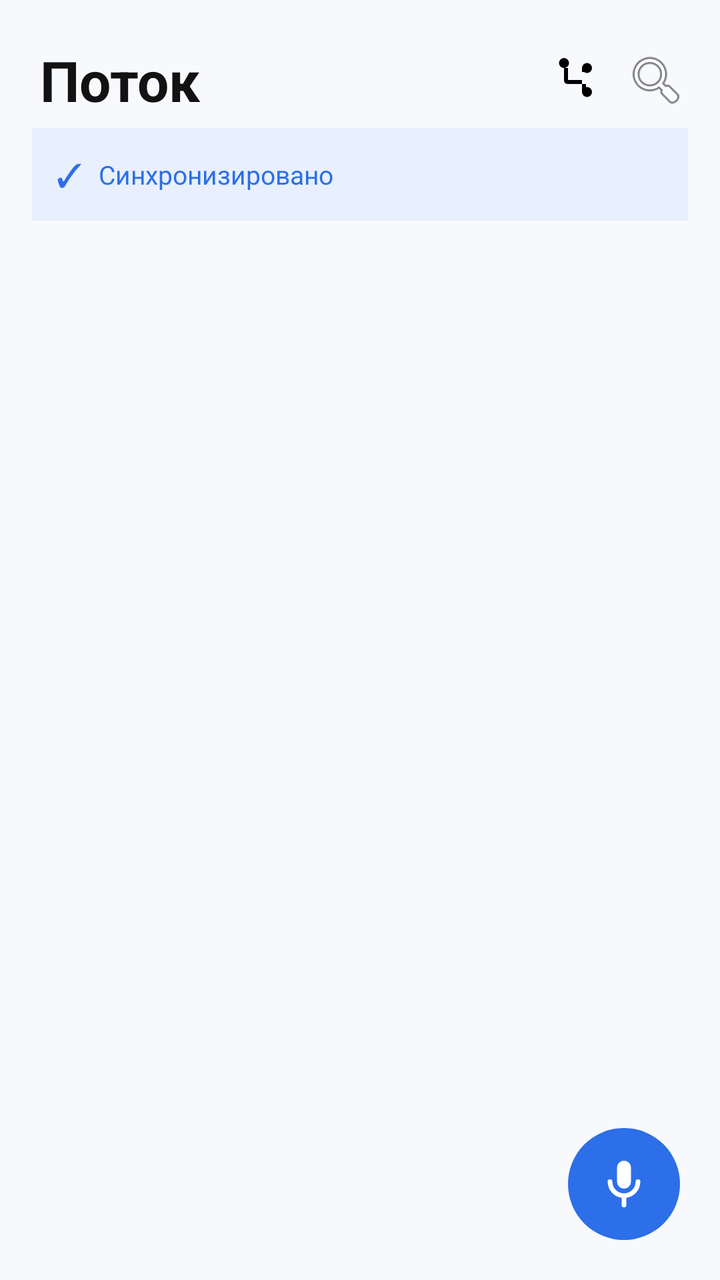
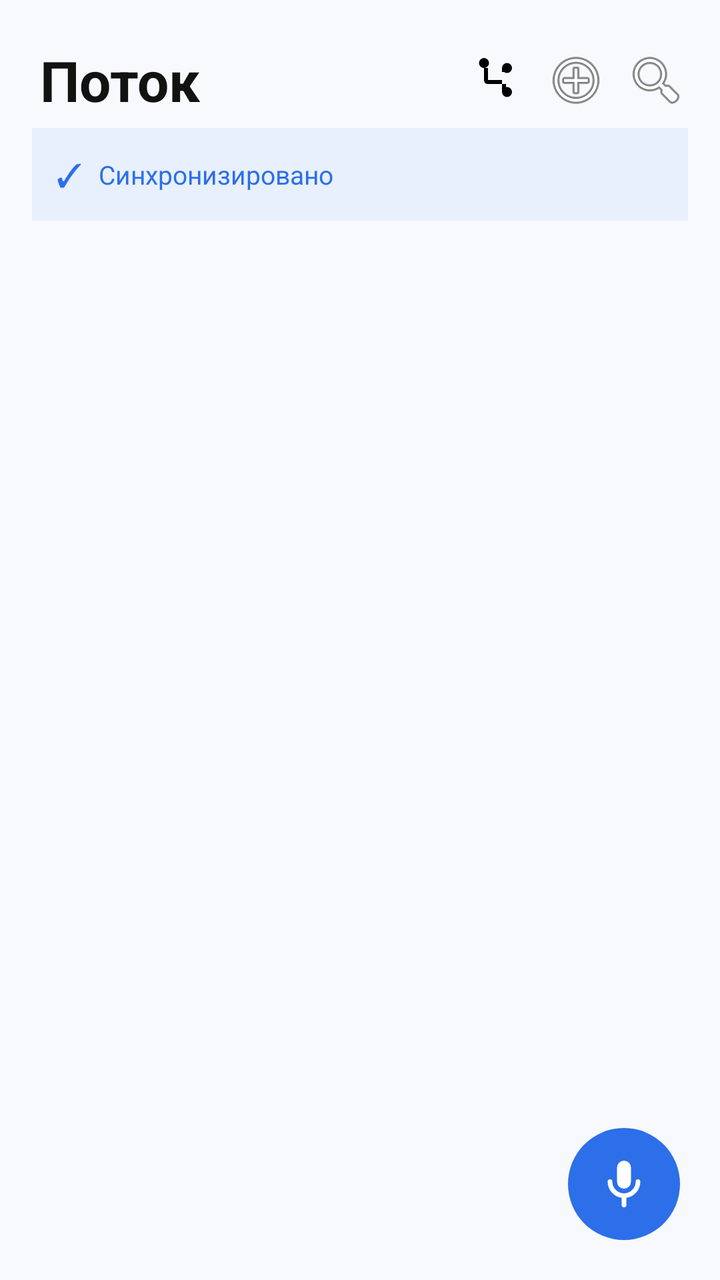

Two renders of the same Android screen: before a commit and after it. Below are the layout's source before the change and the commit's diff.
<!-- AndroidManifest.xml: application theme Theme.VoiceNotes -->
<!-- res/layout/activity_main.xml -->
<?xml version="1.0" encoding="utf-8"?>
<FrameLayout xmlns:android="http://schemas.android.com/apk/res/android"
    android:layout_width="match_parent"
    android:layout_height="match_parent"
    android:background="@color/bg_app">

    <LinearLayout
        android:layout_width="match_parent"
        android:layout_height="match_parent"
        android:orientation="vertical">

        <LinearLayout
            android:layout_width="match_parent"
            android:layout_height="wrap_content"
            android:orientation="horizontal"
            android:paddingLeft="20dp"
            android:paddingRight="12dp"
            android:paddingTop="20dp"
            android:paddingBottom="4dp"
            android:gravity="center_vertical">

            <TextView
                android:layout_width="0dp"
                android:layout_height="wrap_content"
                android:layout_weight="1"
                android:textSize="28sp"
                android:textColor="@color/text_primary"
                android:textStyle="bold"
                android:text="Поток" />

            <ImageButton
                android:id="@+id/devToggle"
                android:layout_width="40dp"
                android:layout_height="40dp"
                android:background="?android:attr/selectableItemBackground"
                android:src="@drawable/ic_dev"
                android:scaleType="centerInside"
                android:contentDescription="Только развитые" />

            <ImageButton
                android:id="@+id/searchBtn"
                android:layout_width="40dp"
                android:layout_height="40dp"
                android:background="?android:attr/selectableItemBackground"
                android:src="@android:drawable/ic_menu_search"
                android:scaleType="centerInside"
                android:contentDescription="Поиск" />
        </LinearLayout>

        <LinearLayout
            android:id="@+id/syncBanner"
            android:layout_width="match_parent"
            android:layout_height="wrap_content"
            android:orientation="horizontal"
            android:background="@color/sync_bg"
            android:padding="12dp"
            android:layout_marginLeft="16dp"
            android:layout_marginRight="16dp"
            android:layout_marginBottom="8dp"
            android:gravity="center_vertical">

            <TextView
                android:id="@+id/syncIcon"
                android:layout_width="wrap_content"
                android:layout_height="wrap_content"
                android:textSize="16sp"
                android:textColor="@color/cal_text"
                android:text="✓" />

            <TextView
                android:id="@+id/syncText"
                android:layout_width="match_parent"
                android:layout_height="wrap_content"
                android:layout_marginLeft="8dp"
                android:textSize="13sp"
                android:textColor="@color/sync_blue"
                android:text="Синхронизировано" />
        </LinearLayout>

        <HorizontalScrollView
            android:layout_width="match_parent"
            android:layout_height="wrap_content"
            android:paddingLeft="16dp"
            android:paddingRight="16dp"
            android:paddingBottom="8dp"
            android:scrollbars="none"
            android:fillViewport="true">

            <LinearLayout
                android:id="@+id/chipsRow"
                android:layout_width="wrap_content"
                android:layout_height="wrap_content"
                android:orientation="horizontal" />
        </HorizontalScrollView>

        <FrameLayout
            android:layout_width="match_parent"
            android:layout_height="0dp"
            android:layout_weight="1">

            <ListView
                android:id="@+id/notes"
                android:layout_width="match_parent"
                android:layout_height="match_parent"
                android:divider="@null"
                android:dividerHeight="0dp"
                android:paddingLeft="16dp"
                android:paddingRight="16dp"
                android:paddingBottom="96dp"
                android:clipToPadding="false"
                android:scrollbars="none" />

            <TextView
                android:id="@+id/empty"
                android:layout_width="match_parent"
                android:layout_height="wrap_content"
                android:layout_gravity="center"
                android:text="🎤 Скажите заметку на часах\nили нажмите микрофон"
                android:textSize="16sp"
                android:textColor="@color/text_secondary"
                android:gravity="center"
                android:padding="32dp"
                android:lineSpacingExtra="4dp"
                android:visibility="gone" />
        </FrameLayout>
    </LinearLayout>

            <ImageButton
                android:id="@+id/recFab"
                android:layout_width="56dp"
                android:layout_height="56dp"
                android:layout_gravity="bottom|end"
                android:layout_margin="20dp"
                android:background="@drawable/bg_fab"
                android:src="@drawable/ic_mic"
                android:scaleType="center"
                android:contentDescription="Запись" />

            <Button
                android:id="@+id/cancelBtn"
                android:layout_width="wrap_content"
                android:layout_height="wrap_content"
                android:layout_gravity="bottom|start"
                android:layout_margin="20dp"
                android:text="Отмена"
                android:visibility="gone"
                android:background="@drawable/bg_chip"
                android:textColor="#FF1744" />
        </FrameLayout>
<!-- resources referenced by this layout -->
<resources>
  <color name="bg_app">#F7F9FC</color>
  <color name="cal_text">#2C6FE8</color>
  <color name="sync_bg">#E8F0FE</color>
  <color name="sync_blue">#2C6FE8</color>
  <color name="text_primary">#121212</color>
  <color name="text_secondary">#8E939A</color>
  <!-- drawable bg_chip (drawable) -->
  <?xml version="1.0" encoding="utf-8"?>
  <shape xmlns:android="http://schemas.android.com/apk/res/android"
      android:shape="rectangle">
      <solid android:color="#FFFFFF" />
      <stroke android:width="1dp" android:color="#E0E0E0" />
      <corners android:radius="14dp" />
  </shape>
  <!-- drawable bg_fab (drawable) -->
  <?xml version="1.0" encoding="utf-8"?>
  <selector xmlns:android="http://schemas.android.com/apk/res/android">
      <item android:state_pressed="true">
          <shape android:shape="oval">
              <solid android:color="#1E5BC6" />
          </shape>
      </item>
      <item>
          <shape android:shape="oval">
              <solid android:color="@color/accent_blue" />
          </shape>
      </item>
  </selector>
  <!-- drawable ic_dev (drawable) -->
  <?xml version="1.0" encoding="utf-8"?>
  <vector xmlns:android="http://schemas.android.com/apk/res/android"
      android:width="24dp"
      android:height="24dp"
      android:viewportWidth="24"
      android:viewportHeight="24">
      
      <path
          android:fillColor="#FF000000"
          android:pathData="M6,3.5 m-2.5,0 a2.5,2.5 0 1,0 5,0 a2.5,2.5 0 1,0 -5,0" />
      
      <path
          android:fillColor="#FF000000"
          android:pathData="M17.5,6 m-2.5,0 a2.5,2.5 0 1,0 5,0 a2.5,2.5 0 1,0 -5,0" />
      
      <path
          android:fillColor="#FF000000"
          android:pathData="M17.5,18 m-2.5,0 a2.5,2.5 0 1,0 5,0 a2.5,2.5 0 1,0 -5,0" />
      
      <path
          android:fillColor="#FF000000"
          android:pathData="M6,6 L6,12 Q6,14 8,14 L15,14 L15,8 L17.5,8 L17.5,6 L15,6 L15,12 L8,12 L8,6 Z" />
      <path
          android:fillColor="#FF000000"
          android:pathData="M15,14 L15,18 L17.5,18 L17.5,16 L17,16 L17,14 Z" />
  </vector>
  <!-- drawable ic_mic (drawable) -->
  <?xml version="1.0" encoding="utf-8"?>
  <vector xmlns:android="http://schemas.android.com/apk/res/android"
      android:width="28dp"
      android:height="28dp"
      android:viewportWidth="24"
      android:viewportHeight="24">
      <path
          android:fillColor="#FFFFFF"
          android:pathData="M12,14a3,3 0 0 0 3,-3V5a3,3 0 0 0 -6,0v6a3,3 0 0 0 3,3z M19,11a1,1 0 0 0 -2,0 5,5 0 0 1 -10,0 1,1 0 0 0 -2,0 7,7 0 0 0 6,6.92V21a1,1 0 0 0 2,0v-3.08A7,7 0 0 0 19,11z" />
  </vector>
  <style name="Theme.VoiceNotes" parent="android:Theme.Material.Light.DarkActionBar">
          <item name="android:colorPrimary">@color/primary</item>
          <item name="android:colorPrimaryDark">@color/primary_dark</item>
          <item name="android:colorAccent">@color/accent</item>
          <item name="android:statusBarColor">@color/primary_dark</item>
      </style>
  <color name="accent_blue">#2C6FE8</color>
  <color name="primary">#2C6FE8</color>
  <color name="primary_dark">#1E5BC6</color>
  <color name="accent">#2C6FE8</color>
</resources>

<!-- the commit's change to res/layout/activity_main.xml (unified diff, before → after) -->
@@ -36,6 +36,15 @@
                 android:src="@drawable/ic_dev"
                 android:scaleType="centerInside"
                 android:contentDescription="Только развитые" />
+
+            <ImageButton
+                android:id="@+id/addTextBtn"
+                android:layout_width="40dp"
+                android:layout_height="40dp"
+                android:background="?android:attr/selectableItemBackground"
+                android:src="@android:drawable/ic_menu_add"
+                android:scaleType="centerInside"
+                android:contentDescription="Текстовая заметка" />
 
             <ImageButton
                 android:id="@+id/searchBtn"
